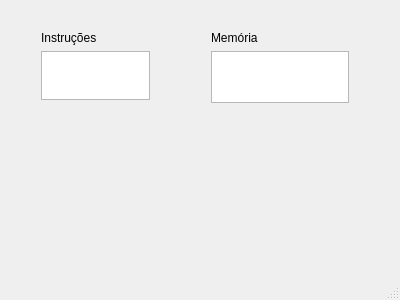
Old version of the form Arquitetura e Organização de Computadores/Assembler/ProcessorSimulator/mainwindow.ui in the repository concatto/ciencia-da-computacao.
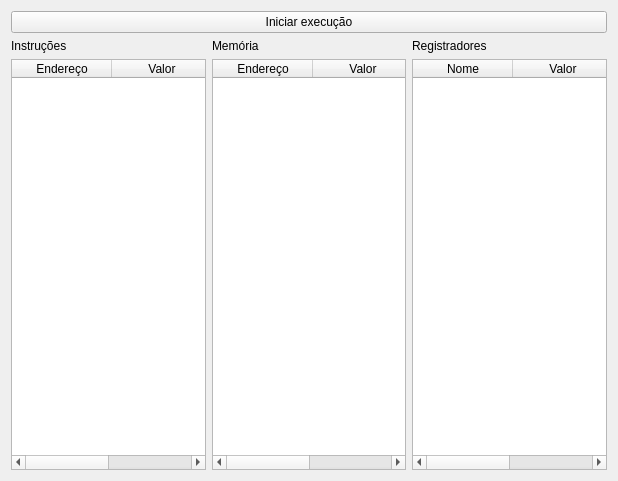
New version of the form.

Diff of the .ui file:
```diff
--- a/Arquitetura e Organização de Computadores/Assembler/ProcessorSimulator/mainwindow.ui
+++ b/Arquitetura e Organização de Computadores/Assembler/ProcessorSimulator/mainwindow.ui
@@ -6,45 +6,25 @@
    <rect>
     <x>0</x>
     <y>0</y>
-    <width>400</width>
-    <height>300</height>
+    <width>618</width>
+    <height>481</height>
    </rect>
   </property>
   <property name="windowTitle">
    <string>MainWindow</string>
   </property>
   <widget class="QWidget" name="centralWidget">
-   <widget class="QWidget" name="verticalLayoutWidget_2">
-    <property name="geometry">
-     <rect>
-      <x>200</x>
-      <y>20</y>
-      <width>160</width>
-      <height>94</height>
-     </rect>
-    </property>
-    <layout class="QVBoxLayout" name="verticalLayout">
+   <layout class="QVBoxLayout" name="verticalLayout_4">
      <item>
-      <widget class="QLabel" name="memoryLabel">
+     <widget class="QPushButton" name="startButton">
        <property name="text">
-        <string>Memória</string>
+       <string>Iniciar execução</string>
        </property>
       </widget>
      </item>
      <item>
-      <widget class="QListView" name="memoryList"/>
-     </item>
-    </layout>
-   </widget>
-   <widget class="QWidget" name="verticalLayoutWidget">
-    <property name="geometry">
-     <rect>
-      <x>30</x>
-      <y>20</y>
-      <width>131</width>
-      <height>91</height>
-     </rect>
-    </property>
+     <layout class="QHBoxLayout" name="horizontalLayout">
+      <item>
     <layout class="QVBoxLayout" name="verticalLayout_2">
      <item>
       <widget class="QLabel" name="instructionLabel">
@@ -54,15 +34,111 @@
       </widget>
      </item>
      <item>
-      <widget class="QListWidget" name="instructionList"/>
-     </item>
-    </layout>
-   </widget>
-   <zorder>horizontalLayoutWidget</zorder>
-   <zorder>instructionLabel</zorder>
-   <zorder>verticalLayoutWidget_2</zorder>
-  </widget>
-  <widget class="QStatusBar" name="statusBar"/>
+         <widget class="QTableWidget" name="instructionTable">
+          <property name="columnCount">
+           <number>2</number>
+          </property>
+          <attribute name="verticalHeaderVisible">
+           <bool>false</bool>
+          </attribute>
+          <column>
+           <property name="text">
+            <string>Endereço</string>
+           </property>
+          </column>
+          <column>
+           <property name="text">
+            <string>Valor</string>
+           </property>
+          </column>
+         </widget>
+        </item>
+       </layout>
+      </item>
+      <item>
+       <layout class="QVBoxLayout" name="verticalLayout">
+        <item>
+         <widget class="QLabel" name="memoryLabel">
+          <property name="text">
+           <string>Memória</string>
+          </property>
+         </widget>
+        </item>
+        <item>
+         <widget class="QTableWidget" name="memoryTable">
+          <property name="columnCount">
+           <number>2</number>
+          </property>
+          <attribute name="horizontalHeaderCascadingSectionResizes">
+           <bool>false</bool>
+          </attribute>
+          <attribute name="horizontalHeaderDefaultSectionSize">
+           <number>100</number>
+          </attribute>
+          <attribute name="horizontalHeaderStretchLastSection">
+           <bool>false</bool>
+          </attribute>
+          <attribute name="verticalHeaderVisible">
+           <bool>false</bool>
+          </attribute>
+          <column>
+           <property name="text">
+            <string>Endereço</string>
+           </property>
+          </column>
+          <column>
+           <property name="text">
+            <string>Valor</string>
+           </property>
+          </column>
+         </widget>
+        </item>
+       </layout>
+      </item>
+      <item>
+       <layout class="QVBoxLayout" name="verticalLayout_3">
+        <item>
+         <widget class="QLabel" name="registerLabel">
+          <property name="text">
+           <string>Registradores</string>
+          </property>
+         </widget>
+        </item>
+        <item>
+         <widget class="QTableWidget" name="registerTable">
+          <property name="columnCount">
+           <number>2</number>
+          </property>
+          <attribute name="horizontalHeaderCascadingSectionResizes">
+           <bool>false</bool>
+          </attribute>
+          <attribute name="horizontalHeaderDefaultSectionSize">
+           <number>100</number>
+          </attribute>
+          <attribute name="horizontalHeaderStretchLastSection">
+           <bool>false</bool>
+          </attribute>
+          <attribute name="verticalHeaderVisible">
+           <bool>false</bool>
+          </attribute>
+          <column>
+           <property name="text">
+            <string>Nome</string>
+           </property>
+          </column>
+          <column>
+           <property name="text">
+            <string>Valor</string>
+           </property>
+          </column>
+         </widget>
+        </item>
+       </layout>
+      </item>
+     </layout>
+    </item>
+   </layout>
+  </widget>
  </widget>
  <layoutdefault spacing="6" margin="11"/>
  <resources/>
```
Lines whose indentation alone changed are shown as unchanged.
